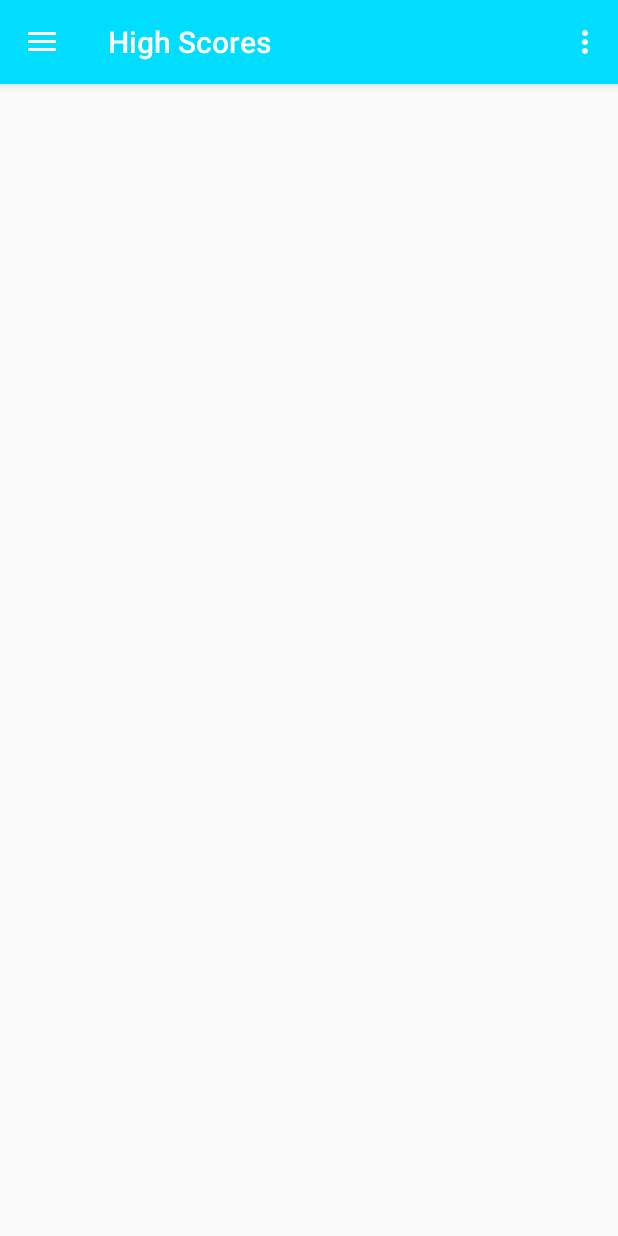
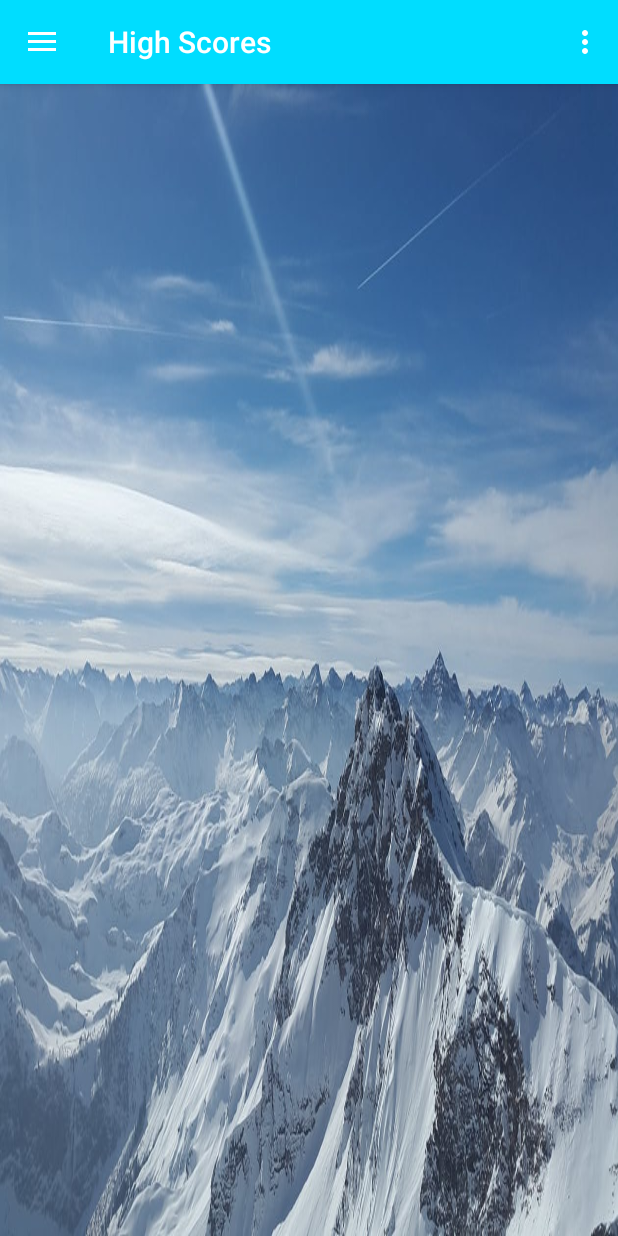
Before and after one commit to jyorkcar81/MemoryMatcher, an Android app: the screen it shows after launch (MainActivity), in the side drawer, after a tap on "High Scores", on a phone screen of 412 x 824 dp. Run offline under Robolectric (Android 15) with nearby library versions, the light colour scheme and no system bars.

Commit message:
DB semi-functional.  VideoView not able to play videos.  Minor adjustments to UI.  Dialog is ready.

```diff
--- a/app/src/main/java/com/example/amd/memorymatcher/fragments/HighScoresFragment.java
+++ b/app/src/main/java/com/example/amd/memorymatcher/fragments/HighScoresFragment.java
@@ -70,8 +70,8 @@ public class HighScoresFragment extends Fragment implements View.OnClickListener
 
     private static int MAX_USERNAME_LENGTH=15;//Max_length for userprovided name for recording new high scores.
 
-    private SQLiteDatabase db;
-    private Helper dbHelper;
+    private static SQLiteDatabase db;
+    private static Helper dbHelper;
 
     private Cursor cursor;
 
@@ -145,14 +145,6 @@ public class HighScoresFragment extends Fragment implements View.OnClickListener
             UsernameDialogFragment dialog = new UsernameDialogFragment();
 
             dialog.show(ft, "dialog");
-
-
-
-
-
-
-
-
 
         }
         else
@@ -296,10 +288,7 @@ public class HighScoresFragment extends Fragment implements View.OnClickListener
         return false;
     }
 
-    public void insertScore()//Adds a new high score to the DB.
-    {
-        db = dbHelper.getWritableDatabase();
-    }
+
 
 
     private void closeDB()
@@ -407,7 +396,7 @@ public class HighScoresFragment extends Fragment implements View.OnClickListener
                         @Override
                         public void onClick(DialogInterface dialog, int id)
                         {
-                            // sign in the user ...
+
 
                             username = text.getText().toString();
 
@@ -433,8 +422,17 @@ public class HighScoresFragment extends Fragment implements View.OnClickListener
                                 Log.d("possibleHigh",possibleHighScore+"");
                                 Log.d("uname",username);
 
-                                // db.insert(TABLE_NAME,null,cv);
+                                //Database may need to be opened and writeable to make the insert.
+                                if( !db.isOpen() || db.isReadOnly() )
+                                {
+                                    db = dbHelper.getWritableDatabase();
+                                }
 
+
+
+
+                                long rowID = db.insert(TABLE_NAME,null,cv);
+                                Log.d("rowID",rowID+"");
                                 cv.clear();
                             }
 
--- a/app/src/main/res/layout/content_main.xml
+++ b/app/src/main/res/layout/content_main.xml
@@ -5,6 +5,8 @@
     android:id="@+id/framelayout"
     android:layout_width="match_parent"
     android:layout_height="match_parent"
+    android:layout_marginTop="?attr/actionBarSize"
+    android:background="@drawable/bg5"
     app:layout_constraintTop_toTopOf="parent"
     tools:layout_editor_absoluteX="8dp">
     <!--
--- a/app/src/main/res/layout/fragment_about.xml
+++ b/app/src/main/res/layout/fragment_about.xml
@@ -4,7 +4,6 @@
     android:layout_width="match_parent"
     android:layout_height="match_parent"
     android:background="@drawable/bg5"
-    android:layout_marginTop="?attr/actionBarSize"
     tools:context="com.example.amd.memorymatcher.fragments.AboutFragment"
     tools:layout_editor_absoluteX="8dp"
     tools:layout_editor_absoluteY="8dp">
--- a/app/src/main/res/layout/fragment_game.xml
+++ b/app/src/main/res/layout/fragment_game.xml
@@ -2,7 +2,6 @@
     xmlns:tools="http://schemas.android.com/tools"
     android:layout_width="match_parent"
     android:layout_height="match_parent"
-    android:layout_marginTop="?attr/actionBarSize"
     tools:context="com.example.amd.memorymatcher.fragments.GameFragment">
 
     <!-- TODO: Update blank fragment layout -->
--- a/app/src/main/res/layout/fragment_high_scores.xml
+++ b/app/src/main/res/layout/fragment_high_scores.xml
@@ -5,7 +5,6 @@
     android:id="@+id/constraintLayoutHighScores"
     android:layout_width="match_parent"
     android:layout_height="match_parent"
-    android:layout_marginTop="?attr/actionBarSize"
     android:background="@drawable/bg5">
 
     <TableLayout
--- a/app/src/main/res/layout/fragment_tutorial.xml
+++ b/app/src/main/res/layout/fragment_tutorial.xml
@@ -3,7 +3,6 @@
     xmlns:tools="http://schemas.android.com/tools"
     android:layout_width="match_parent"
     android:layout_height="match_parent"
-    android:layout_marginTop="?attr/actionBarSize"
     tools:context="com.example.amd.memorymatcher.fragments.TutorialFragment"
     tools:layout_editor_absoluteX="8dp"
     tools:layout_editor_absoluteY="8dp">
--- a/app/src/main/res/menu/activity_main_drawer.xml
+++ b/app/src/main/res/menu/activity_main_drawer.xml
@@ -4,7 +4,7 @@
 
     <group
         android:id="@+id/menuMain"
-        android:checkableBehavior="single">
+        android:checkableBehavior="none">
         <item
             android:id="@+id/nav_2by2"
 
```
